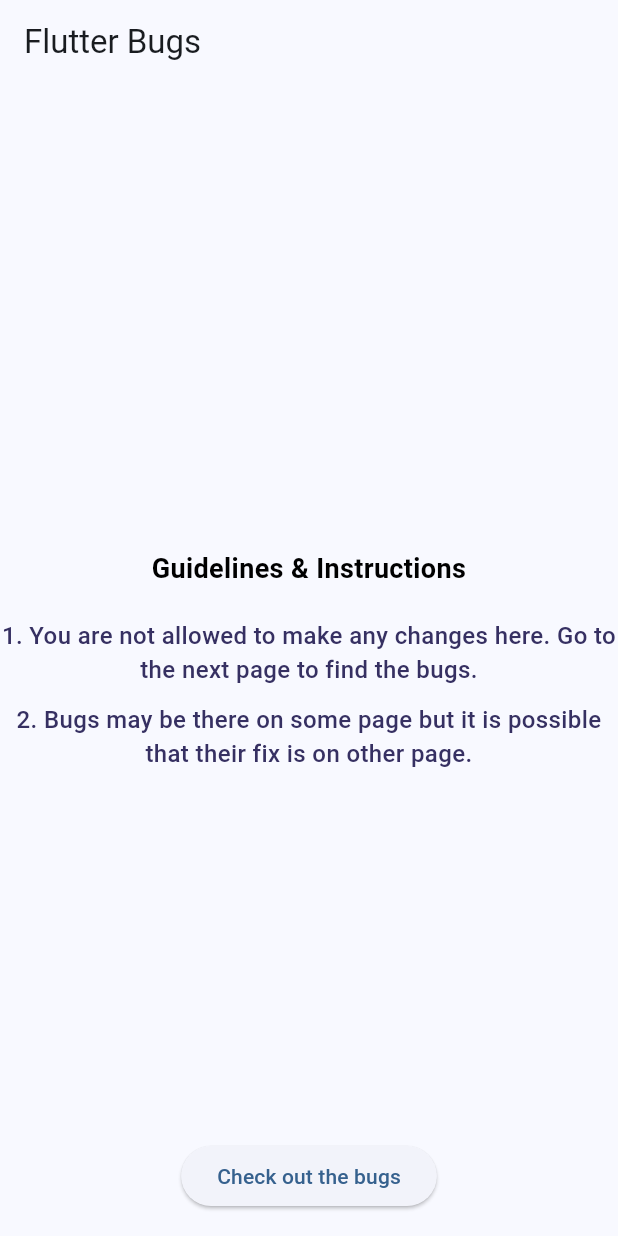
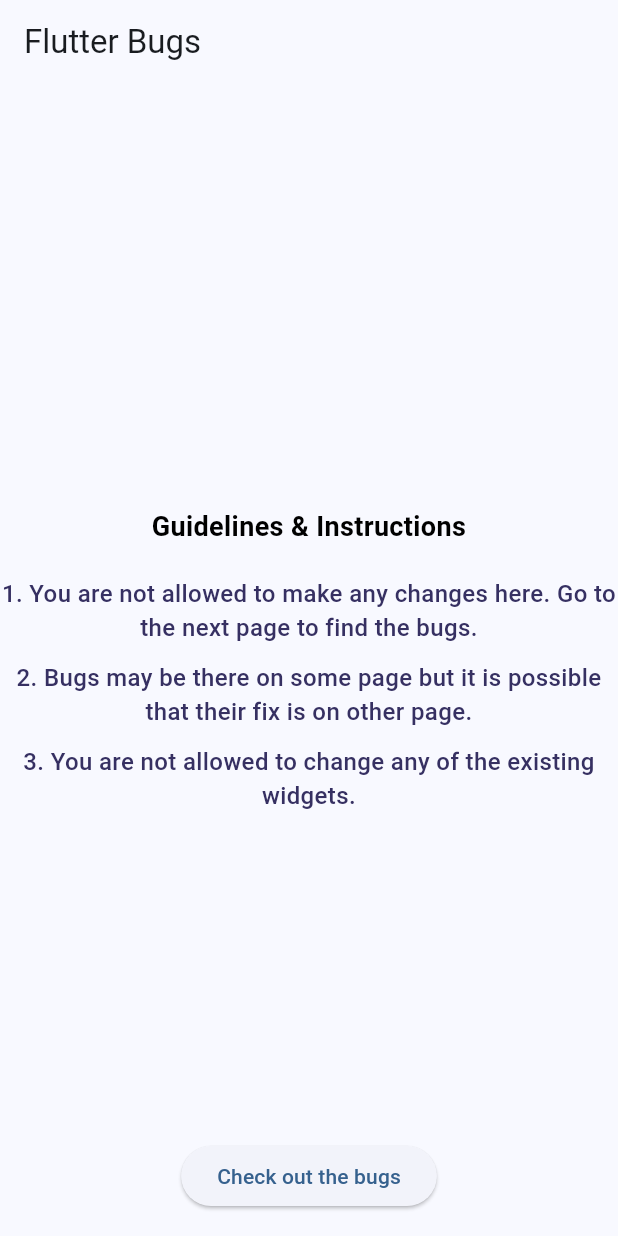
Before and after one commit to LambdaIITH/ftb_Flutter-CodeBase, a Flutter app: the screen it shows after launch, on a phone screen of 412 x 824 dp. Run offline on Flutter 3.47's test engine with Material 3 defaults, Android fonts, the light colour scheme and no system bars.

Commit message:
Added more guidelines

```diff
--- a/lib/home.dart
+++ b/lib/home.dart
@@ -53,6 +53,18 @@
                 color: blueShade,
               ),
             ),
+            SizedBox(
+              height: 10,
+            ),
+            Text(
+              '3. You are not allowed to change any of the existing widgets.',
+              textAlign: TextAlign.center,
+              style: TextStyle(
+                fontSize: 16,
+                fontWeight: FontWeight.w500,
+                color: blueShade,
+              ),
+            ),
           ],
         )));
   }
```
